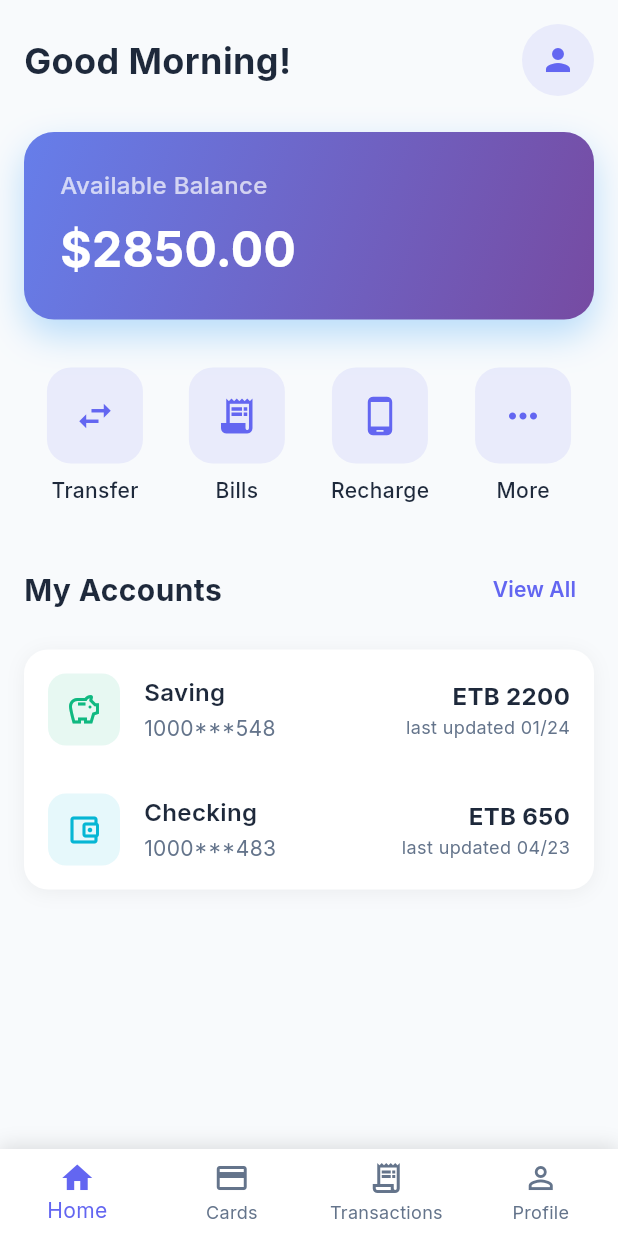
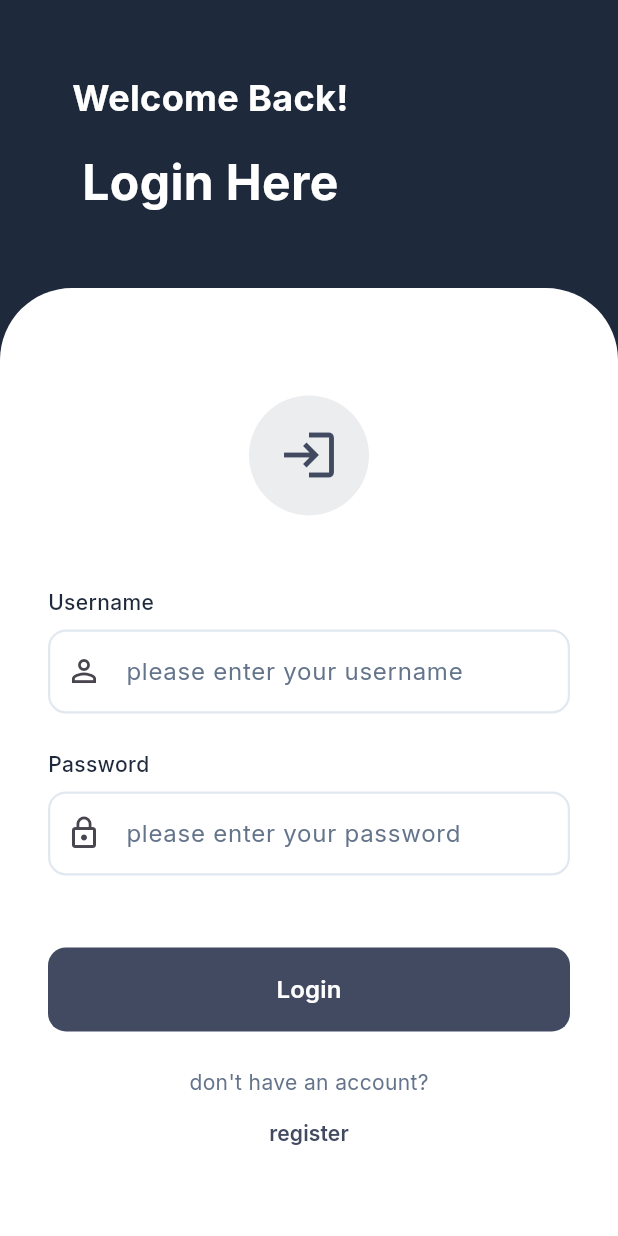
Before and after one commit to Ermiaskefelegn/kifiya_challange, a Flutter app: the screen it shows after launch, on a phone screen of 412 x 824 dp. Run offline on Flutter 3.47's test engine with Material 3 defaults, Android fonts, the phone set to English and light mode, and no system bars; our stand-ins replace dio, equatable, flutter_bloc, flutter_secure_storage, get_it, google_fonts and 5 more; accounts and stored records are empty.

Commit message:
feat: Implement authentication flow with login and registration pages, enhance dependency injection, and update UI components

```diff
--- a/lib/core/services/secure_storage_service.dart
+++ b/lib/core/services/secure_storage_service.dart
@@ -18,4 +18,8 @@ class SecureStorageService {
   Future<String?> read({required String key}) async {
     return await _storage.read(key: key);
   }
+
+  Future<void> delete({required String key}) async {
+    await _storage.delete(key: key);
+  }
 }
--- a/lib/core/theme/app_theme.dart
+++ b/lib/core/theme/app_theme.dart
@@ -20,7 +20,7 @@ class AppTheme {
 }
 
 class AppColors {
-  static const Color primary = Color(0xFF6366F1);
+  static const Color primary = Color(0xFF414A61);
   static const Color secondary = Color(0xFF8B5CF6);
   static const Color accent = Color(0xFF06B6D4);
   static const Color background = Color(0xFFF8FAFC);
--- a/lib/main.dart
+++ b/lib/main.dart
@@ -7,12 +7,14 @@ import 'presentation/bloc/account/account_bloc.dart';
 import 'presentation/bloc/auth/auth_bloc.dart';
 import 'presentation/bloc/transactions/transactions_bloc.dart';
 import 'presentation/bloc/transfer/transfer_bloc.dart';
+import 'presentation/pages/auth/login_page.dart';
 import 'presentation/pages/main_page.dart';
 
 void main() async {
   WidgetsFlutterBinding.ensureInitialized();
   await Hive.initFlutter();
   await configureDependencies();
+  await getIt.allReady();
   runApp(const BankingApp());
 }
 
@@ -26,14 +28,38 @@ class BankingApp extends StatelessWidget {
         BlocProvider(create: (_) => getIt<AccountBloc>()..add(LoadAccounts())),
         BlocProvider(create: (_) => getIt<TransactionBloc>()..add(LoadTransactions())),
         BlocProvider(create: (_) => getIt<TransferBloc>()),
-        BlocProvider(create: (_) => getIt<AuthBloc>()),
+        BlocProvider(
+          create: (_) => getIt<AuthBloc>()..add(CheckAuthStatus()), // 👈 check at startup
+        ),
       ],
       child: MaterialApp(
         title: 'Banking App',
         theme: AppTheme.lightTheme,
-        home: const MainPage(),
+        home: const AuthWrapper(), // 👈 Use wrapper instead of MainPage
         debugShowCheckedModeBanner: false,
       ),
     );
   }
 }
+
+class AuthWrapper extends StatelessWidget {
+  const AuthWrapper({super.key});
+
+  @override
+  Widget build(BuildContext context) {
+    return BlocBuilder<AuthBloc, AuthState>(
+      builder: (context, state) {
+        if (state is AuthAuthenticated) {
+          return const MainPage();
+        }
+        if (state is AuthLoading || state is AuthInitial) {
+          return const Center(
+            child: CircularProgressIndicator(),
+            // Set white background
+          );
+        }
+        return const LoginPage();
+      },
+    );
+  }
+}
--- a/lib/presentation/bloc/auth/auth_bloc.dart
+++ b/lib/presentation/bloc/auth/auth_bloc.dart
@@ -1,5 +1,7 @@
 import 'package:flutter_bloc/flutter_bloc.dart';
 import 'package:equatable/equatable.dart';
+import 'package:kifiya_challenge/core/services/hive_storage_service.dart';
+import 'package:kifiya_challenge/core/services/secure_storage_service.dart';
 import 'package:shared_preferences/shared_preferences.dart';
 
 import '../../../domain/usecases/login_user.dart';
@@ -13,9 +15,11 @@ part 'auth_state.dart';
 class AuthBloc extends Bloc<AuthEvent, AuthState> {
   final LoginUser loginUser;
   final RegisterUser registerUser;
-  final SharedPreferences _prefs;
+  final SecureStorageService secureStorageService;
+  final HiveStorageService hiveStorageService;
 
-  AuthBloc(this.loginUser, this.registerUser, this._prefs) : super(AuthInitial()) {
+  AuthBloc(this.loginUser, this.registerUser, this.secureStorageService, this.hiveStorageService)
+    : super(AuthInitial()) {
     on<LoginRequested>(_onLoginRequested);
     on<RegisterRequested>(_onRegisterRequested);
     on<LogoutRequested>(_onLogoutRequested);
@@ -27,11 +31,11 @@ class AuthBloc extends Bloc<AuthEvent, AuthState> {
     try {
       final response = await loginUser(event.username, event.password);
 
-      // Store tokens
-      await _prefs.setString('access_token', response.accessToken);
-      await _prefs.setString('refresh_token', response.refreshToken);
-      await _prefs.setInt('user_id', response.userId);
-      await _prefs.setString('username', response.username);
+      // Persist tokens & user info
+      await secureStorageService.write(key: 'access_token', value: response.accessToken);
+      await secureStorageService.write(key: 'refresh_token', value: response.refreshToken);
+      await hiveStorageService.set('user_id', response.userId.toString());
+      await hiveStorageService.set('username', response.username);
 
       emit(AuthAuthenticated(response));
     } catch (e) {
@@ -50,7 +54,6 @@ class AuthBloc extends Bloc<AuthEvent, AuthState> {
         email: event.email,
         phoneNumber: event.phoneNumber,
       );
-
       emit(AuthRegistered(response));
     } catch (e) {
       emit(AuthError(e.toString()));
@@ -58,26 +61,25 @@ class AuthBloc extends Bloc<AuthEvent, AuthState> {
   }
 
   Future<void> _onLogoutRequested(LogoutRequested event, Emitter<AuthState> emit) async {
-    await _prefs.remove('access_token');
-    await _prefs.remove('refresh_token');
-    await _prefs.remove('user_id');
-    await _prefs.remove('username');
-
+    await secureStorageService.delete(key: 'access_token');
+    await secureStorageService.delete(key: 'refresh_token');
+    await hiveStorageService.delete('user_id');
+    await hiveStorageService.delete('username');
     emit(AuthUnauthenticated());
   }
 
   Future<void> _onCheckAuthStatus(CheckAuthStatus event, Emitter<AuthState> emit) async {
-    final token = _prefs.getString('access_token');
+    final token = await secureStorageService.read(key: 'access_token');
     if (token != null) {
-      final username = _prefs.getString('username') ?? '';
-      final userId = _prefs.getInt('user_id') ?? 0;
+      final username = await hiveStorageService.get('username') ?? '';
+      final userId = int.tryParse(hiveStorageService.get('user_id') ?? '0') ?? 0;
 
       final mockResponse = LoginResponse(
         message: 'Already authenticated',
         username: username,
         userId: userId,
         accessToken: token,
-        refreshToken: _prefs.getString('refresh_token') ?? '',
+        refreshToken: await secureStorageService.read(key: 'refresh_token') ?? '',
       );
 
       emit(AuthAuthenticated(mockResponse));
--- /dev/null
+++ b/lib/presentation/pages/auth/login_page.dart
@@ -0,0 +1,169 @@
+import 'package:flutter/material.dart';
+import 'package:flutter_bloc/flutter_bloc.dart';
+
+import '../../../core/theme/app_theme.dart';
+import '../../bloc/auth/auth_bloc.dart';
+import '../../widgets/common/custom_button.dart';
+import '../../widgets/common/custom_input_field.dart';
+import '../main_page.dart';
+import 'register_page.dart';
+
+class LoginPage extends StatefulWidget {
+  const LoginPage({super.key});
+
+  @override
+  State<LoginPage> createState() => _LoginPageState();
+}
+
+class _LoginPageState extends State<LoginPage> {
+  final _usernameController = TextEditingController();
+  final _passwordController = TextEditingController();
+  final _formKey = GlobalKey<FormState>();
+
+  @override
+  Widget build(BuildContext context) {
+    return Scaffold(
+      backgroundColor: AppColors.textPrimary,
+      body: BlocListener<AuthBloc, AuthState>(
+        listener: (context, state) {
+          if (state is AuthAuthenticated) {
+            Navigator.of(context).pushReplacement(MaterialPageRoute(builder: (_) => const MainPage()));
+          } else if (state is AuthError) {
+            ScaffoldMessenger.of(
+              context,
+            ).showSnackBar(SnackBar(content: Text(state.message), backgroundColor: AppColors.error));
+          }
+        },
+        child: SafeArea(
+          child: SingleChildScrollView(
+            child: Column(
+              crossAxisAlignment: CrossAxisAlignment.start,
+              children: [
+                Container(
+                  padding: EdgeInsets.all(AppSpacing.xxl),
+                  child: Column(
+                    spacing: AppSpacing.md,
+                    children: [
+                      Text(
+                        'Welcome Back!',
+                        style: TextStyle(fontSize: 24, fontWeight: FontWeight.bold, color: AppColors.surface),
+                      ),
+                      Text(
+                        'Login Here',
+                        style: TextStyle(fontSize: 32, fontWeight: FontWeight.bold, color: AppColors.surface),
+                      ),
+                    ],
+                  ),
+                ),
+
+                Form(
+                  key: _formKey,
+                  child: Container(
+                    height: MediaQuery.of(context).size.height * 0.8,
+                    padding: EdgeInsets.symmetric(horizontal: AppSpacing.xl),
+                    decoration: BoxDecoration(
+                      borderRadius: BorderRadius.only(
+                        topLeft: Radius.circular(AppSpacing.xxl),
+                        topRight: Radius.circular(AppSpacing.xxl),
+                      ),
+                      color: AppColors.surface,
+                    ),
+                    child: Column(
+                      mainAxisAlignment: MainAxisAlignment.center,
+                      children: [
+                        // Login Icon
+                        Container(
+                          width: 80,
+                          height: 80,
+                          decoration: BoxDecoration(color: AppColors.primary.withOpacity(0.1), shape: BoxShape.circle),
+                          child: const Icon(Icons.login, size: 40, color: AppColors.primary),
+                        ),
+                        const SizedBox(height: AppSpacing.xxl),
+
+                        // Username Field
+                        CustomInputField(
+                          label: 'Username',
+                          hint: 'please enter your username',
+                          controller: _usernameController,
+                          prefixIcon: const Icon(Icons.person_outline),
+                          validator: (value) {
+                            if (value == null || value.isEmpty) {
+                              return 'Please enter your username';
+                            }
+                            return null;
+                          },
+                        ),
+                        const SizedBox(height: AppSpacing.lg),
+
+                        // Password Field
+                        CustomInputField(
+                          label: 'Password',
+                          hint: 'please enter your password',
+                          controller: _passwordController,
+                          obscureText: true,
+                          prefixIcon: const Icon(Icons.lock_outline),
+                          validator: (value) {
+                            if (value == null || value.isEmpty) {
+                              return 'Please enter your password';
+                            }
+                            return null;
+                          },
+                        ),
+                        const SizedBox(height: AppSpacing.xxl),
+
+                        // Login Button
+                        BlocBuilder<AuthBloc, AuthState>(
+                          builder: (context, state) {
+                            return CustomButton(
+                              text: 'Login',
+                              isLoading: state is AuthLoading,
+                              onPressed: () {
+                                if (_formKey.currentState!.validate()) {
+                                  context.read<AuthBloc>().add(
+                                    LoginRequested(
+                                      username: _usernameController.text.trim(),
+                                      password: _passwordController.text,
+                                    ),
+                                  );
+                                }
+                              },
+                            );
+                          },
+                        ),
+                        const SizedBox(height: AppSpacing.lg),
+
+                        // Register Link
+                        Column(
+                          mainAxisAlignment: MainAxisAlignment.center,
+                          children: [
+                            const Text("don't have an account?", style: TextStyle(color: AppColors.textSecondary)),
+                            TextButton(
+                              onPressed: () {
+                                Navigator.of(context).push(MaterialPageRoute(builder: (_) => const RegisterPage()));
+                              },
+                              child: const Text(
+                                'register',
+                                style: TextStyle(color: AppColors.primary, fontWeight: FontWeight.w600),
+                              ),
+                            ),
+                          ],
+                        ),
+                      ],
+                    ),
+                  ),
+                ),
+              ],
+            ),
+          ),
+        ),
+      ),
+    );
+  }
+
+  @override
+  void dispose() {
+    _usernameController.dispose();
+    _passwordController.dispose();
+    super.dispose();
+  }
+}
--- a/lib/presentation/widgets/home/balance_card.dart
+++ b/lib/presentation/widgets/home/balance_card.dart
@@ -4,33 +4,26 @@ import '../../../core/theme/app_theme.dart';
 class BalanceCard extends StatelessWidget {
   final double balance;
 
-  const BalanceCard({Key? key, required this.balance}) : super(key: key);
+  const BalanceCard({super.key, required this.balance});
 
   @override
   Widget build(BuildContext context) {
     return Container(
       width: double.infinity,
       padding: const EdgeInsets.all(AppSpacing.lg),
-      decoration: BoxDecoration(
-        gradient: const LinearGradient(
-          begin: Alignment.topLeft,
-          end: Alignment.bottomRight,
-          colors: [Color(0xFF667EEA), Color(0xFF764BA2)],
-        ),
-        borderRadius: BorderRadius.circular(20),
-        boxShadow: [BoxShadow(color: Colors.blue.withOpacity(0.3), blurRadius: 20, offset: const Offset(0, 10))],
-      ),
+
       child: Column(
-        crossAxisAlignment: CrossAxisAlignment.start,
+        crossAxisAlignment: CrossAxisAlignment.center,
         children: [
+          Text(
+            'ETB ${balance.toStringAsFixed(2)}',
+            style: const TextStyle(color: Colors.white, fontSize: 24, fontWeight: FontWeight.bold),
+          ),
+
+          const SizedBox(height: AppSpacing.sm),
           const Text(
             'Available Balance',
             style: TextStyle(color: Colors.white70, fontSize: 16, fontWeight: FontWeight.w500),
-          ),
-          const SizedBox(height: AppSpacing.sm),
-          Text(
-            '\$${balance.toStringAsFixed(2)}',
-            style: const TextStyle(color: Colors.white, fontSize: 32, fontWeight: FontWeight.bold),
           ),
         ],
       ),
--- a/lib/presentation/widgets/home/quick_actions.dart
+++ b/lib/presentation/widgets/home/quick_actions.dart
@@ -4,7 +4,7 @@ import '../../../core/theme/app_theme.dart';
 class QuickActions extends StatelessWidget {
   final Function(String) onActionTap;
 
-  const QuickActions({Key? key, required this.onActionTap}) : super(key: key);
+  const QuickActions({super.key, required this.onActionTap});
 
   @override
   Widget build(BuildContext context) {
@@ -30,7 +30,7 @@ class QuickActions extends StatelessWidget {
             height: 64,
             decoration: BoxDecoration(
               color: AppColors.primary.withOpacity(0.1),
-              borderRadius: BorderRadius.circular(16),
+              borderRadius: BorderRadius.circular(30),
             ),
             child: Icon(icon, color: AppColors.primary, size: 28),
           ),
--- a/pubspec.yaml
+++ b/pubspec.yaml
@@ -34,7 +34,6 @@ dependencies:
   dio: ^5.5.0+1
   flutter_bloc: ^8.1.6
   equatable: ^2.0.5
-  flutter_dotenv: ^5.1.0
   get_it: ^7.7.0
   json_annotation:
   sentry_flutter:
```
Also changed, not shown: lib/core/di/dependency_Injection.dart (+12 -10 lines), lib/core/services/log_service.dart (+0 -9 lines), lib/data/datasources/remote/auth_datasource.dart (+1 -17 lines), lib/presentation/pages/auth/register_page.dart (added, +218 -0 lines), lib/presentation/pages/home/home_page.dart (+56 -7 lines), lib/presentation/widgets/home/account_summary.dart (+9 -2 lines), pubspec.lock.
